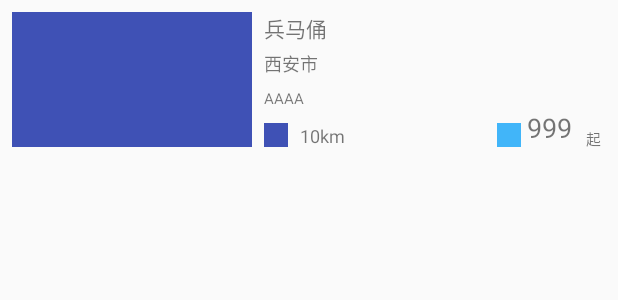
After one commit to WuliiDragon/Travelapp, an Android app: the layout merchant_tem.xml on its own in the app's theme, with its tools: preview values and no code run, on a phone screen of 412 x 824 dp. The commit adds this screen. Shown: the top 300 px of the screen. Run offline under Robolectric (Android 15) with nearby library versions, the phone set to English and light mode, and no system bars; network calls fail.

Commit message:
添加了底部导航栏和碎片

```diff
--- a/app/src/main/java/wlxy/com/travelapp/main/HomeActivity.java
+++ b/app/src/main/java/wlxy/com/travelapp/main/HomeActivity.java
@@ -1,8 +1,5 @@
 package wlxy.com.travelapp.main;
 
-import android.app.Activity;
-import android.app.FragmentManager;
-import android.app.FragmentTransaction;
 import android.os.Bundle;
 import android.support.annotation.Nullable;
 import android.support.v4.app.Fragment;
@@ -36,7 +33,7 @@ public class HomeActivity extends AppCompatActivity implements BottomNavigationB
         BottomNavigationBar bottomNavigationBar = (BottomNavigationBar) findViewById(R.id.navigation_bar);
 
         bottomNavigationBar
-                .addItem(new BottomNavigationItem(R.drawable.header, "步行"))
+                .addItem(new BottomNavigationItem(R.drawable.header, "首页"))
                 .addItem(new BottomNavigationItem(R.drawable.my, "我的"))
                 .setActiveColor(R.color.colorPrimary)
                 .initialise();
@@ -63,6 +60,7 @@ public class HomeActivity extends AppCompatActivity implements BottomNavigationB
             if (position < fragments.size()) {
                 android.support.v4.app.FragmentManager manager = getSupportFragmentManager();
                 android.support.v4.app.FragmentTransaction ft = manager.beginTransaction();
+
                 Fragment fragment = fragments.get(position);
                 ft.replace(R.id.fragment_content, fragment);
                 ft.commitAllowingStateLoss();
--- a/app/src/main/java/wlxy/com/travelapp/utils/utils.java
+++ b/app/src/main/java/wlxy/com/travelapp/utils/utils.java
@@ -14,7 +14,7 @@ import static android.content.Context.WIFI_SERVICE;
  */
 
 public class utils {
-    public final static String BASE = "http://39.108.63.108/";
+    public final static String BASE = "http://172.16.120.129:8080/";
 
 //    public static String getBSSID(Context context) {
 //        WifiManager wifi_service = (WifiManager) context.getSystemService(WIFI_SERVICE);
--- /dev/null
+++ b/app/src/main/res/layout/merchant_tem.xml
@@ -0,0 +1,244 @@
+<android.support.constraint.ConstraintLayout xmlns:android="http://schemas.android.com/apk/res/android"
+    xmlns:app="http://schemas.android.com/apk/res-auto"
+    xmlns:tools="http://schemas.android.com/tools"
+    android:layout_width="match_parent"
+    android:layout_height="wrap_content"
+    android:orientation="vertical"
+    tools:layout_editor_absoluteY="81dp">
+
+    <ImageView
+        android:id="@+id/merchant_img"
+        android:layout_width="160dp"
+        android:layout_height="90dp"
+        android:layout_marginBottom="8dp"
+        android:layout_marginStart="8dp"
+        android:layout_marginTop="8dp"
+        app:layout_constraintBottom_toBottomOf="parent"
+        app:layout_constraintStart_toStartOf="parent"
+        app:layout_constraintTop_toTopOf="parent"
+        app:layout_constraintVertical_bias="0.49"
+        app:srcCompat="@color/colorPrimary" />
+
+    <TextView
+        android:id="@+id/merchant_name"
+        android:layout_width="0dp"
+        android:layout_height="wrap_content"
+        android:layout_marginEnd="8dp"
+        android:layout_marginStart="8dp"
+        android:layout_marginTop="8dp"
+        android:text="兵马俑"
+        app:layout_constraintEnd_toEndOf="parent"
+        app:layout_constraintStart_toEndOf="@+id/merchant_img"
+        app:layout_constraintTop_toTopOf="parent" />
+
+    <TextView
+        android:id="@+id/merchant_adress"
+        android:layout_width="0dp"
+        android:layout_height="17dp"
+        android:layout_marginEnd="8dp"
+        android:layout_marginStart="8dp"
+        android:layout_marginTop="4dp"
+        android:text="西安市"
+        android:textSize="12sp"
+        app:layout_constraintEnd_toEndOf="parent"
+        app:layout_constraintStart_toEndOf="@+id/merchant_img"
+        app:layout_constraintTop_toBottomOf="@+id/merchant_name" />
+
+    <TextView
+        android:id="@+id/merchant_level"
+        android:layout_width="52dp"
+        android:layout_height="13dp"
+        android:layout_marginStart="8dp"
+        android:layout_marginTop="8dp"
+        android:text="AAAA"
+        android:textSize="10sp"
+        app:layout_constraintStart_toEndOf="@+id/merchant_img"
+        app:layout_constraintTop_toBottomOf="@+id/merchant_adress" />
+
+    <ImageView
+        android:id="@+id/imageView7"
+        android:layout_width="16dp"
+        android:layout_height="16dp"
+        android:layout_marginBottom="8dp"
+        android:layout_marginStart="8dp"
+        app:layout_constraintBottom_toBottomOf="parent"
+        app:layout_constraintStart_toEndOf="@+id/merchant_img"
+        app:srcCompat="@color/colorPrimary" />
+
+    <TextView
+        android:id="@+id/merchant_distance"
+        android:layout_width="wrap_content"
+        android:layout_height="16dp"
+        android:layout_marginBottom="8dp"
+        android:layout_marginStart="8dp"
+        android:text="10km"
+        android:textSize="12sp"
+        app:layout_constraintBottom_toBottomOf="parent"
+        app:layout_constraintStart_toEndOf="@+id/imageView7" />
+
+    <ImageView
+        android:id="@+id/imageView8"
+        android:layout_width="16dp"
+        android:layout_height="16dp"
+        android:layout_marginBottom="8dp"
+        android:layout_marginEnd="4dp"
+        app:layout_constraintBottom_toBottomOf="parent"
+        app:layout_constraintEnd_toStartOf="@+id/merchant_price"
+        app:srcCompat="@color/theBule" />
+
+    <TextView
+        android:id="@+id/textView7"
+        android:layout_width="13dp"
+        android:layout_height="13dp"
+        android:layout_marginBottom="8dp"
+        android:layout_marginEnd="8dp"
+        android:text="起"
+        android:textSize="10sp"
+        app:layout_constraintBottom_toBottomOf="parent"
+        app:layout_constraintEnd_toEndOf="parent" />
+
+    <TextView
+        android:id="@+id/merchant_price"
+        android:layout_width="35dp"
+        android:layout_height="25dp"
+        android:layout_marginBottom="8dp"
+        android:layout_marginEnd="4dp"
+
+        android:text="99999"
+        android:textAlignment="textStart"
+        android:textSize="18sp"
+        app:layout_constraintBottom_toBottomOf="parent"
+        app:layout_constraintEnd_toStartOf="@+id/textView7" />
+</android.support.constraint.ConstraintLayout>
+
+<!--<?xml version="1.0" encoding="utf-8"?>-->
+<!--<LinearLayout xmlns:android="http://schemas.android.com/apk/res/android"-->
+    <!--android:layout_width="match_parent"-->
+    <!--android:layout_height="match_parent"-->
+    <!--android:orientation="vertical">-->
+
+    <!--<LinearLayout-->
+        <!--android:layout_width="match_parent"-->
+        <!--android:layout_height="wrap_content"-->
+        <!--android:orientation="horizontal">-->
+
+
+        <!--<ImageView-->
+            <!--android:layout_width="160dp"-->
+            <!--android:layout_height="90dp"-->
+            <!--android:layout_marginBottom="8dp"-->
+            <!--android:layout_marginLeft="8dp"-->
+            <!--android:layout_marginTop="8dp"-->
+            <!--android:background="@color/colorAccent"-->
+            <!--android:paddingLeft="8dp" />-->
+
+
+        <!--<LinearLayout-->
+            <!--android:layout_width="match_parent"-->
+            <!--android:layout_height="wrap_content"-->
+            <!--android:orientation="vertical">-->
+
+            <!--<LinearLayout-->
+                <!--android:layout_width="match_parent"-->
+                <!--android:layout_height="match_parent"-->
+                <!--android:orientation="vertical">-->
+
+                <!--<TextView-->
+                    <!--android:layout_width="match_parent"-->
+                    <!--android:layout_height="wrap_content"-->
+                    <!--android:layout_marginLeft="8dp"-->
+                    <!--android:layout_marginTop="8dp"-->
+                    <!--android:maxLines="1"-->
+                    <!--android:text="西安兵马俑" />-->
+
+                <!--<TextView-->
+                    <!--android:layout_width="match_parent"-->
+                    <!--android:layout_height="wrap_content"-->
+                    <!--android:layout_marginLeft="8dp"-->
+                    <!--android:layout_marginTop="8dp"-->
+                    <!--android:maxLines="1"-->
+                    <!--android:text="西安市临潼区秦俑馆公路与秦岭北路交汇处东南" />-->
+
+
+                <!--<TextView-->
+                    <!--android:layout_width="match_parent"-->
+                    <!--android:layout_height="wrap_content"-->
+                    <!--android:layout_marginLeft="8dp"-->
+                    <!--android:layout_marginTop="8dp"-->
+                    <!--android:maxLines="1"-->
+                    <!--android:text="AAA"-->
+                    <!--android:textColor="@color/colorAccent" />-->
+
+            <!--</LinearLayout>-->
+
+
+            <!--<LinearLayout-->
+                <!--android:layout_width="match_parent"-->
+                <!--android:layout_height="wrap_content"-->
+                <!--android:orientation="horizontal"-->
+                <!--&gt;-->
+
+
+                <!--<LinearLayout-->
+                    <!--android:layout_width="wrap_content"-->
+                    <!--android:layout_height="wrap_content"-->
+                    <!--android:orientation="horizontal"-->
+                    <!--android:layout_weight="1">-->
+
+                    <!--<ImageView-->
+                        <!--android:layout_width="16dp"-->
+                        <!--android:layout_height="16dp"-->
+                        <!--android:layout_marginLeft="8dp"-->
+                        <!--android:layout_marginTop="8dp" />-->
+
+                    <!--<TextView-->
+                        <!--android:layout_width="match_parent"-->
+                        <!--android:layout_height="wrap_content"-->
+                        <!--android:layout_marginBottom="2dp"-->
+                        <!--android:layout_marginLeft="8dp"-->
+                        <!--android:layout_marginTop="2dp"-->
+                        <!--android:maxLines="1"-->
+                        <!--android:text="10km" />-->
+
+
+                <!--</LinearLayout>-->
+
+
+                <!--<LinearLayout-->
+                    <!--android:layout_width="wrap_content"-->
+                    <!--android:layout_height="wrap_content"-->
+                    <!--android:gravity="right"-->
+                    <!--android:orientation="horizontal"-->
+                    <!--android:layout_weight="1">-->
+
+                    <!--<ImageView-->
+                        <!--android:layout_width="16dp"-->
+                        <!--android:layout_height="16dp"-->
+                        <!--android:layout_marginLeft="8dp"-->
+                        <!--android:layout_marginTop="8dp"-->
+                        <!--android:background="@color/colorAccent"/>-->
+
+                    <!--<TextView-->
+                        <!--android:layout_width="match_parent"-->
+                        <!--android:layout_height="wrap_content"-->
+                        <!--android:layout_marginBottom="2dp"-->
+                        <!--android:layout_marginLeft="8dp"-->
+                        <!--android:layout_marginTop="2dp"-->
+                        <!--android:maxLines="1"-->
+                        <!--android:text="28" />-->
+
+                    <!--<TextView-->
+                        <!--android:layout_width="match_parent"-->
+                        <!--android:layout_height="wrap_content"-->
+                        <!--android:layout_marginBottom="2dp"-->
+                        <!--android:layout_marginLeft="8dp"-->
+                        <!--android:layout_marginTop="2dp"-->
+                        <!--android:maxLines="1"-->
+                        <!--android:text="起" />-->
+
+                <!--</LinearLayout>-->
+
+            <!--</LinearLayout>-->
+        <!--</LinearLayout>-->
+    <!--</LinearLayout>-->
+<!--</LinearLayout>-->
```
Also changed, not shown: app/src/main/java/wlxy/com/travelapp/fragment/HomeFragment.java (+144 -1 lines), app/src/main/java/wlxy/com/travelapp/fragment/MerChantModel.java (added, +50 -0 lines), app/src/main/res/layout/home_layout.xml (+10 -12 lines), 1 other file.
